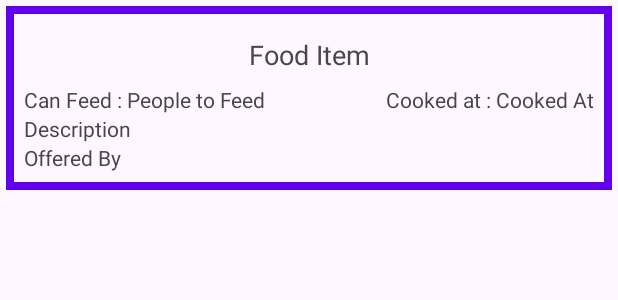
After one commit to fadkeabhi/DanVeer, an Android app: the layout donation_card_item_ngo.xml on its own in the app's theme, with its tools: preview values and no code run, on a phone screen of 412 x 824 dp. The commit adds this screen. Shown: the top 300 px of the screen. Run offline under Robolectric (Android 15) with nearby library versions, the phone set to English and light mode, and no system bars.

Commit message:
Add option for ngo to list available donations

```diff
--- a/app/src/main/AndroidManifest.xml
+++ b/app/src/main/AndroidManifest.xml
@@ -14,6 +14,9 @@
         android:supportsRtl="true"
         android:theme="@style/Theme.DanVeer"
         tools:targetApi="31">
+        <activity
+            android:name=".NgoFindDonations"
+            android:exported="false" />
         <activity
             android:name=".NgoProfile"
             android:exported="false" />
--- /dev/null
+++ b/app/src/main/res/drawable/bordered_card_background.xml
@@ -0,0 +1,13 @@
+<?xml version="1.0" encoding="utf-8"?>
+<layer-list xmlns:android="http://schemas.android.com/apk/res/android">
+    <!-- Background color -->
+
+    <!-- Border -->
+    <item android:right="4dp" android:left="4dp" android:top="4dp" android:bottom="4dp">
+        <shape android:shape="rectangle">
+            <stroke
+                android:width="5dp"
+            android:color="@color/design_default_color_primary" />  <!-- Set the border color -->
+        </shape>
+    </item>
+</layer-list>
--- /dev/null
+++ b/app/src/main/res/layout/donation_card_item_ngo.xml
@@ -0,0 +1,75 @@
+<!-- card_item.xml -->
+<LinearLayout
+    xmlns:android="http://schemas.android.com/apk/res/android"
+    android:layout_width="match_parent"
+    android:layout_height="wrap_content"
+    android:orientation="vertical"
+    android:padding="16dp"
+    android:background="@drawable/bordered_card_background">
+
+
+    <TextView
+        android:id="@+id/foodItemTextView"
+        android:layout_width="match_parent"
+        android:layout_height="wrap_content"
+        android:text="Food Item"
+        android:textAlignment="center"
+        android:textSize="18sp"
+        android:padding="8dp"
+        />
+
+    <LinearLayout
+        android:layout_width="match_parent"
+        android:layout_height="wrap_content"
+        android:orientation="horizontal">
+
+        <TextView
+            android:layout_width="wrap_content"
+            android:layout_height="wrap_content"
+            android:text="Can Feed : " />
+
+        <TextView
+            android:id="@+id/peopleToFeedTextView"
+            android:layout_width="wrap_content"
+            android:layout_height="wrap_content"
+            android:text="People to Feed" />
+
+        <LinearLayout
+            android:layout_width="match_parent"
+            android:layout_height="wrap_content"
+            android:layout_marginRight="0dp"
+            android:orientation="horizontal"
+            android:gravity="right">
+
+            <TextView
+                android:layout_width="wrap_content"
+                android:layout_height="wrap_content"
+                android:text="Cooked at : " />
+
+            <TextView
+                android:id="@+id/cookedAtTextView"
+                android:layout_width="wrap_content"
+                android:layout_height="wrap_content"
+                android:text="Cooked At" />
+
+        </LinearLayout>
+
+    </LinearLayout>
+
+
+
+    <TextView
+        android:id="@+id/descriptionTextView"
+        android:layout_width="wrap_content"
+        android:layout_height="wrap_content"
+        android:text="Description" />
+
+
+
+    <TextView
+        android:id="@+id/offerByTextView"
+        android:layout_width="wrap_content"
+        android:layout_height="wrap_content"
+        android:text="Offered By" />
+
+</LinearLayout>
```
Also changed, not shown: app/src/main/java/com/djabrj/danveer/NgoFindDonations.kt (added, +114 -0 lines), app/src/main/java/com/djabrj/danveer/NgoHomePage.kt (+6 -2 lines), app/src/main/res/layout/activity_ngo_find_donations.xml (added, +13 -0 lines), app/src/main/res/layout/activity_ngo_home_page.xml (+7 -0 lines).
